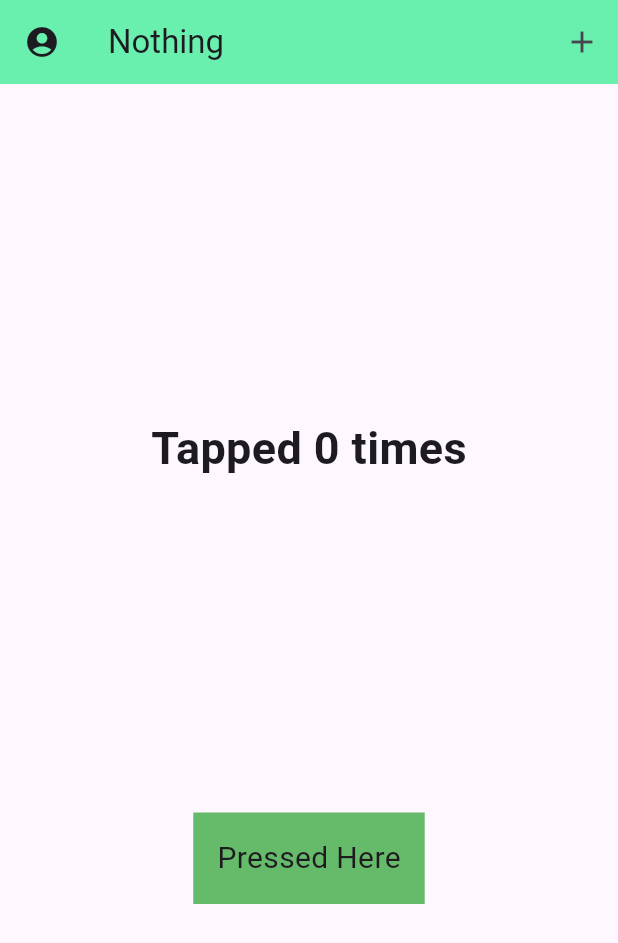
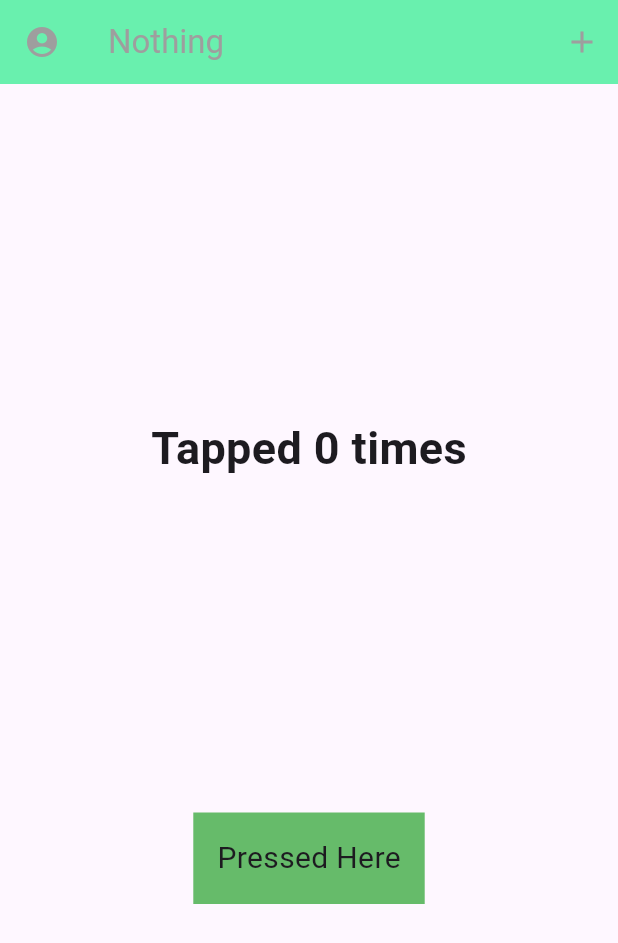
Before and after one commit to saoumiftesham/Pratice, a Flutter app: the screen it shows after launch, on a phone screen of 412 x 824 dp. Shown: the top 943 px of the screen. Run offline on Flutter 3.47's test engine with Material 3 defaults, Android fonts, the phone set to English and light mode, and no system bars.

Commit message:
appbar update with gesture detector

```diff
--- a/lib/body.dart
+++ b/lib/body.dart
@@ -8,7 +8,7 @@ class Body extends StatefulWidget {
 }
 
 class _BodyState extends State<Body> {
-  int numberOfTimesTapped = 0;
+ static int numberOfTimesTapped = 0;
   @override
   Widget build(BuildContext context) {
     return Center(
--- a/lib/main.dart
+++ b/lib/main.dart
@@ -18,6 +18,7 @@ class _MyAppState extends State<MyApp> {
       home: Scaffold(
         appBar: AppBar(
             backgroundColor: Colors.greenAccent,
+            foregroundColor: Colors.grey,
             title: Text("Nothing"),
             leading: IconButton(
               icon: Icon(Icons.account_circle_rounded),
```
